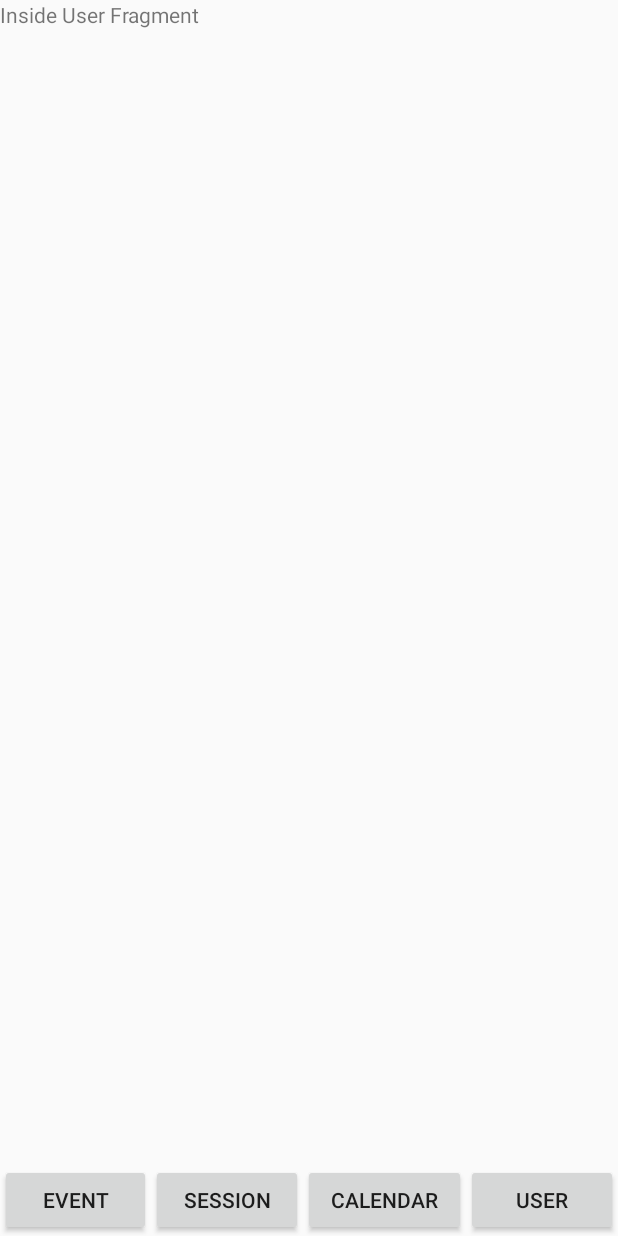
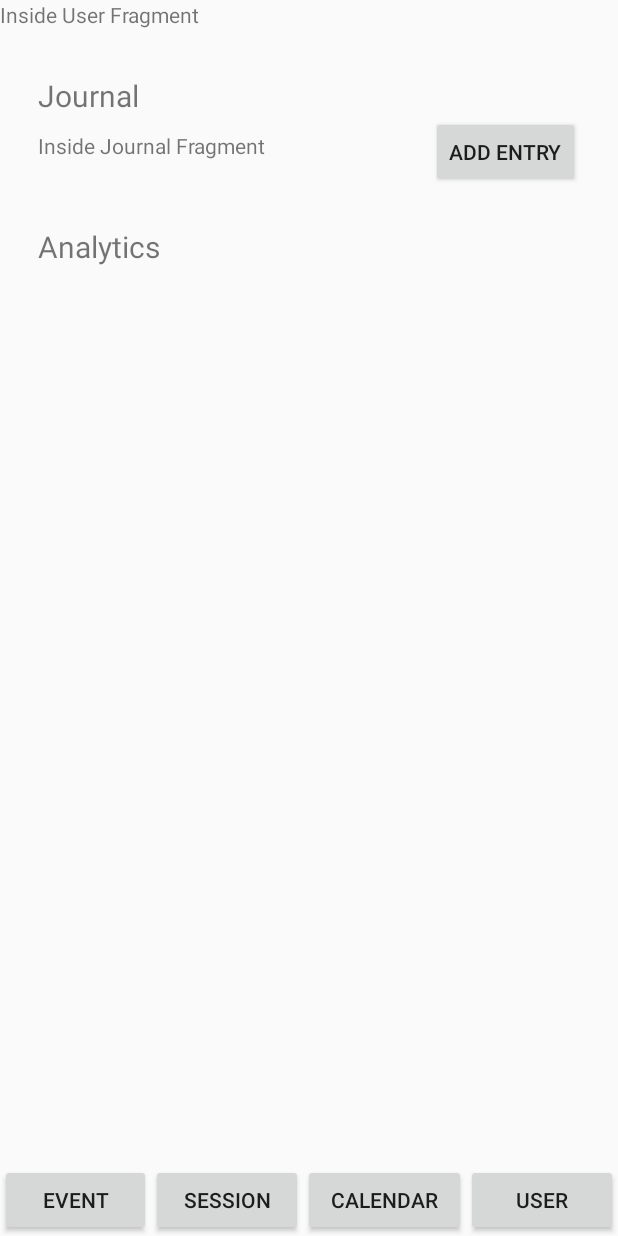
Before and after one commit to iLegalYee/Good_Timing, an Android app: the fragment UserFragment placed in its activity, on a phone screen of 412 x 824 dp. Run offline under Robolectric (Android 15) with nearby library versions, the light colour scheme and no system bars.

Commit message:
Created nested fragment in User_Fragment and started building the layout for the User_Fragment.

```diff
--- a/app/src/main/java/edu/fsu/cs/goodtiming/UserFragment.java
+++ b/app/src/main/java/edu/fsu/cs/goodtiming/UserFragment.java
@@ -2,9 +2,8 @@ package edu.fsu.cs.goodtiming;
 
 import android.content.Context;
 import android.os.Bundle;
-
 import androidx.fragment.app.Fragment;
-
+import androidx.fragment.app.FragmentTransaction;
 import android.view.LayoutInflater;
 import android.view.View;
 import android.view.ViewGroup;
@@ -33,6 +32,13 @@ public class UserFragment extends Fragment {
         return rootView;
     }
 
+    @Override
+    public void onViewCreated(View view, Bundle savedInstanceState){
+        Fragment childFrag = new User_JournalFragment();
+        FragmentTransaction transaction = getChildFragmentManager().beginTransaction();
+        transaction.replace(R.id.child_user_fragment_container, childFrag).commit();
+    }
+
     // Initializes mListener
     @Override
     public void onAttach(Context context) {
--- /dev/null
+++ b/app/src/main/java/edu/fsu/cs/goodtiming/User_JournalFragment.java
@@ -0,0 +1,43 @@
+package edu.fsu.cs.goodtiming;
+
+import android.os.Bundle;
+import androidx.fragment.app.Fragment;
+import android.view.LayoutInflater;
+import android.view.View;
+import android.view.ViewGroup;
+import android.widget.Button;
+import android.widget.Toast;
+
+
+public class User_JournalFragment extends Fragment {
+
+
+    private UserFragment.OnUserFragmentInteractionListener mListener;
+    private Bundle mBundle;
+
+    public User_JournalFragment() {
+        // Required empty public constructor
+    }
+
+    @Override
+    public void onCreate(Bundle savedInstanceState) {
+        super.onCreate(savedInstanceState);
+        mBundle = getArguments();
+    }
+
+    @Override
+    public View onCreateView(LayoutInflater inflater, ViewGroup container,
+                             Bundle savedInstanceState) {
+        final View rootView = inflater.inflate(R.layout.fragment_user__journal, container, false);
+
+        Button addEntry = rootView.findViewById(R.id.new_journalEntry_button);
+        addEntry.setOnClickListener(view -> {
+            //TODO Launch new Activity that will create and save entry
+            Toast.makeText(getContext(), "Add Entry Clicked", Toast.LENGTH_SHORT).show();
+        });
+
+        return rootView;
+    }
+
+
+}
--- a/app/src/main/res/layout/fragment_user.xml
+++ b/app/src/main/res/layout/fragment_user.xml
@@ -1,5 +1,5 @@
 <?xml version="1.0" encoding="utf-8"?>
-<FrameLayout xmlns:android="http://schemas.android.com/apk/res/android"
+<RelativeLayout xmlns:android="http://schemas.android.com/apk/res/android"
     xmlns:tools="http://schemas.android.com/tools"
     android:layout_width="match_parent"
     android:layout_height="match_parent"
@@ -11,4 +11,36 @@
         android:layout_height="match_parent"
         android:text="Inside User Fragment" />
 
-</FrameLayout>
+
+    <TextView
+        android:id="@+id/journal_label_user_fragment"
+        android:layout_width="wrap_content"
+        android:layout_height="wrap_content"
+        android:layout_marginStart="25dp"
+        android:layout_marginEnd="25dp"
+        android:layout_marginTop="50dp"
+        android:text="Journal"
+        android:textSize="20dp"
+        />
+
+    <FrameLayout
+        android:id="@+id/child_user_fragment_container"
+        android:layout_width="match_parent"
+        android:layout_height="wrap_content"
+        android:layout_below="@id/journal_label_user_fragment"
+        android:layout_marginStart="25dp"
+        android:layout_marginEnd="25dp"
+        >
+
+    </FrameLayout>
+
+    <TextView
+        android:layout_width="wrap_content"
+        android:layout_height="wrap_content"
+        android:layout_below="@id/child_user_fragment_container"
+        android:layout_marginTop="25dp"
+        android:layout_marginStart="25dp"
+        android:textSize="20dp"
+        android:text="Analytics"/>
+
+</RelativeLayout>
--- /dev/null
+++ b/app/src/main/res/layout/fragment_user__journal.xml
@@ -0,0 +1,32 @@
+<?xml version="1.0" encoding="utf-8"?>
+<RelativeLayout xmlns:android="http://schemas.android.com/apk/res/android"
+    xmlns:tools="http://schemas.android.com/tools"
+    android:layout_width="match_parent"
+    android:layout_height="wrap_content"
+    tools:context=".User_JournalFragment">
+
+    <!-- TODO: Update blank fragment layout -->
+    <TextView
+        android:layout_width="match_parent"
+        android:layout_height="wrap_content"
+        android:text="Inside Journal Fragment"
+        android:layout_marginTop="10dp"
+        />
+
+    <Button
+        android:id="@+id/new_journalEntry_button"
+        android:layout_width="wrap_content"
+        android:layout_height="wrap_content"
+        android:text="Add Entry"
+        android:layout_alignParentTop="true"
+        android:layout_alignParentRight="true">
+
+    </Button>
+
+    <ListView
+        android:layout_width="wrap_content"
+        android:layout_height="wrap_content"
+
+        />
+
+</RelativeLayout>
--- a/app/src/main/res/values/strings.xml
+++ b/app/src/main/res/values/strings.xml
@@ -1,5 +1,4 @@
 <resources>
     <string name="app_name">Good Timing!</string>
     <!-- TODO: Remove or change this placeholder text -->
-    <string name="hello_blank_fragment">Hello blank fragment</string>
 </resources>
```
